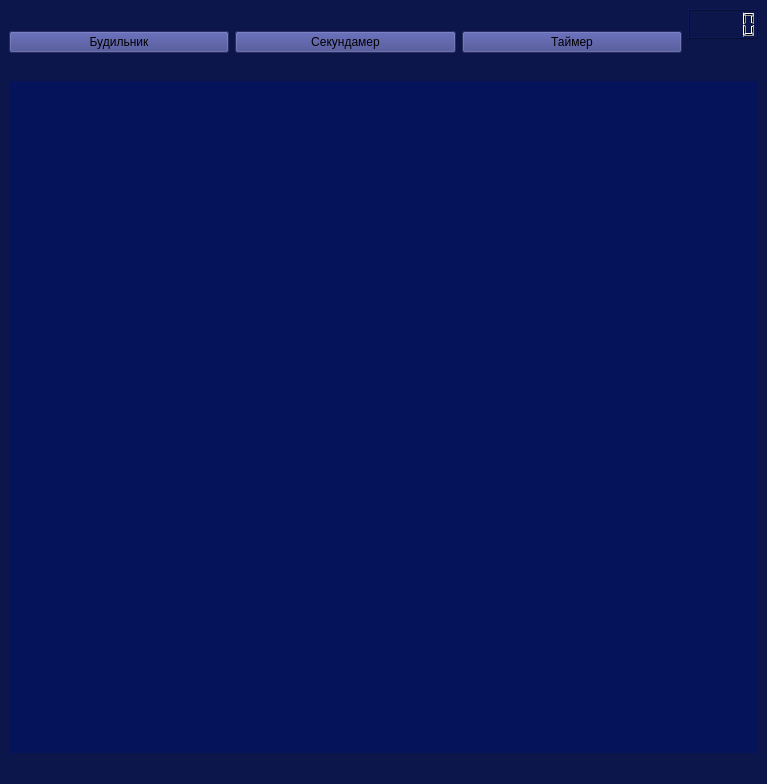
Old version of the form UI/UniversalWatch.ui in the repository PoddelkaPIX/Universal-watch.
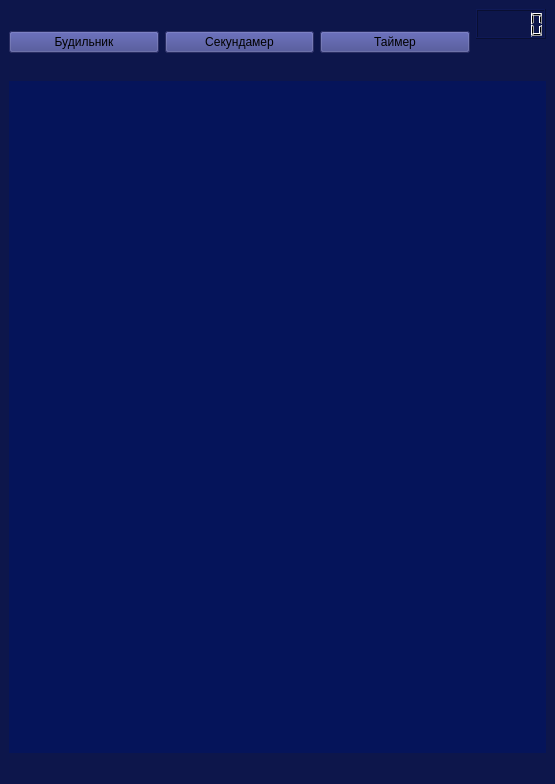
New version of the form.

Diff of the .ui file:
```diff
--- a/UI/UniversalWatch.ui
+++ b/UI/UniversalWatch.ui
@@ -6,7 +6,7 @@
    <rect>
     <x>0</x>
     <y>0</y>
-    <width>767</width>
+    <width>555</width>
     <height>784</height>
    </rect>
   </property>
```
